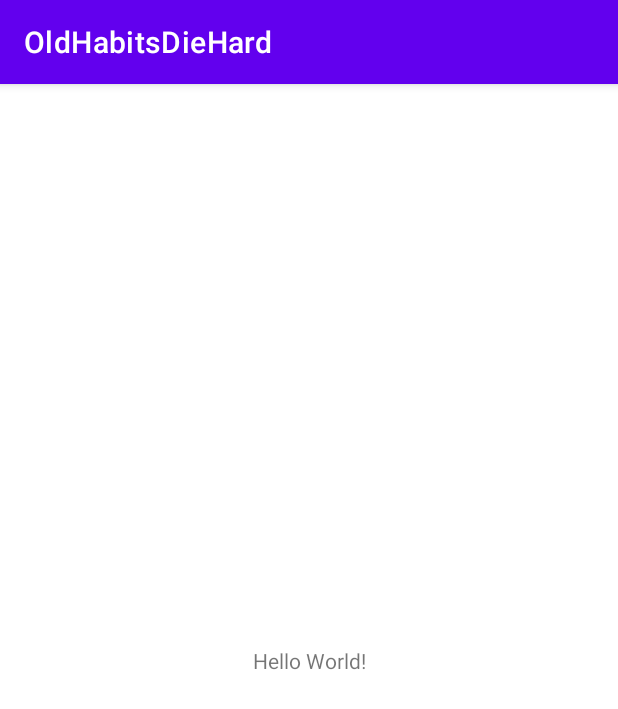
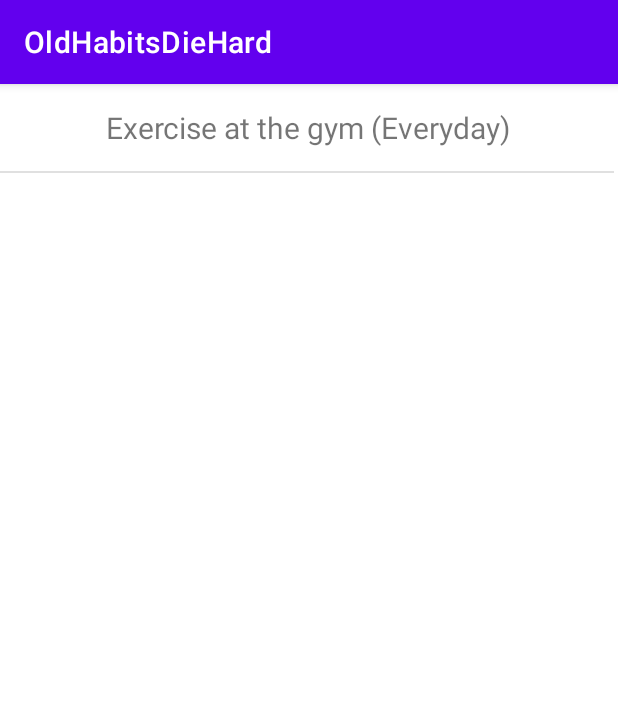
Before and after one commit to CMPUT301F21T36/OldHabitsDieHard, an Android app: the screen it shows after launch (MainActivity before the commit, HabitEventListActivity after it), on a phone screen of 412 x 824 dp. Shown: the top 709 px of the screen. Run offline under Robolectric (Android 15) with nearby library versions, the phone set to English and light mode, and no system bars; our stand-ins replace Firebase (no records; nobody signed in at launch, a user with empty details on screens opened directly).

Commit message:
Finished HabitEvent, HabitEventList and HabitEventList UI  with minimal testing

```diff
--- a/app/src/main/AndroidManifest.xml
+++ b/app/src/main/AndroidManifest.xml
@@ -10,6 +10,9 @@
         android:supportsRtl="true"
         android:theme="@style/Theme.OldHabitsDieHard">
         <activity
+            android:name=".HabitEventListActivity"
+            android:exported="true" />
+        <activity
             android:name=".MainActivity"
             android:exported="true">
             <intent-filter>
--- a/app/src/main/java/com/example/oldhabitsdiehard/HabitEventList.java
+++ b/app/src/main/java/com/example/oldhabitsdiehard/HabitEventList.java
@@ -42,14 +42,26 @@ public class HabitEventList extends ArrayAdapter<HabitEvent> {
     @Override
     public View getView(int position, @Nullable View convertView, @NonNull ViewGroup parent) {
         //return super.getView(position, convertView, parent);
+        boolean everyday_boolean = true;
         View view = convertView;
         if(view == null){
             view = LayoutInflater.from(context).inflate(R.layout.habitevent_content, parent,false);
         }
         HabitEvent habitevent = habitevents.get(position);
         TextView habiteventtitle = view.findViewById(R.id.habitevent_title);
-        habiteventtitle.setText(habitevent.getHabit().getTitle());
 
+        // Added extra functionality for event that is done everyday
+        for (int i = 0; i < 7; i++){
+            if (habitevent.getHabit().getWeekdays()[i] == false){
+                everyday_boolean = false;
+            }
+        }
+        if (everyday_boolean){
+            habiteventtitle.setText(habitevent.getHabit().getTitle() + habitevent.getComment() + "(Everyday)");
+        }
+        else {
+            habiteventtitle.setText(habitevent.getHabit().getTitle());
+        }
         return view;
     }
 }
--- a/app/src/main/java/com/example/oldhabitsdiehard/HabitEventListActivity.java
+++ b/app/src/main/java/com/example/oldhabitsdiehard/HabitEventListActivity.java
@@ -1,5 +1,7 @@
 package com.example.oldhabitsdiehard;
 
+import android.location.Location;
+import android.location.LocationManager;
 import android.os.Build;
 import android.os.Bundle;
 import android.widget.ArrayAdapter;
@@ -8,8 +10,8 @@ import android.widget.ListView;
 import androidx.annotation.RequiresApi;
 import androidx.appcompat.app.AppCompatActivity;
 
-import com.google.android.gms.location.FusedLocationProviderClient;
 
+import java.time.LocalDate;
 import java.util.ArrayList;
 
 /**
@@ -31,10 +33,11 @@ public class HabitEventListActivity extends AppCompatActivity {
         habiteventlist = new ArrayList<>();
         habiteventAdapter = new HabitEventList(this, habiteventlist);
         habiteventlistview.setAdapter(habiteventAdapter);
-
-        Habit habit = new Habit("Exercise","Fat");
-        HabitEvent habitevent = new HabitEvent(habit, 2009-12-01,222.2222);
-
+        boolean myweekdays[] = {true, true, true, true, true, true, true};
+        Habit habit = new Habit("Exercise","Fat",myweekdays);
+        Location location_test = new Location(LocationManager.PASSIVE_PROVIDER);
+        HabitEvent habitevent = new HabitEvent(habit, " at the gym ", LocalDate.now(),location_test);
+        habiteventlist.add(habitevent);
 
     }
 }
--- a/app/src/main/java/com/example/oldhabitsdiehard/MainActivity.java
+++ b/app/src/main/java/com/example/oldhabitsdiehard/MainActivity.java
@@ -1,16 +1,32 @@
 package com.example.oldhabitsdiehard;
 
+import androidx.annotation.RequiresApi;
 import androidx.appcompat.app.AppCompatActivity;
 
+import android.content.Intent;
+import android.location.Location;
+import android.location.LocationManager;
+import android.os.Build;
 import android.os.Bundle;
+import android.widget.ArrayAdapter;
+import android.widget.ListView;
 
 import com.google.firebase.firestore.FirebaseFirestore;
+import android.content.Intent;
+import java.time.LocalDate;
+import java.util.ArrayList;
 
 public class MainActivity extends AppCompatActivity {
+    private ListView habiteventlistview;
+    private ArrayAdapter<HabitEvent> habiteventAdapter;
+    private ArrayList<HabitEvent> habiteventlist;
 
+    @RequiresApi(api = Build.VERSION_CODES.O)
     @Override
     protected void onCreate(Bundle savedInstanceState) {
         super.onCreate(savedInstanceState);
-        setContentView(R.layout.activity_main);
+        setContentView(R.layout.habitevent_list);
+        Intent intent = new Intent(this, HabitEventListActivity.class);
+        startActivity(intent);
     }
 }
```
Also changed, not shown: app/build.gradle (+10 -2 lines).
